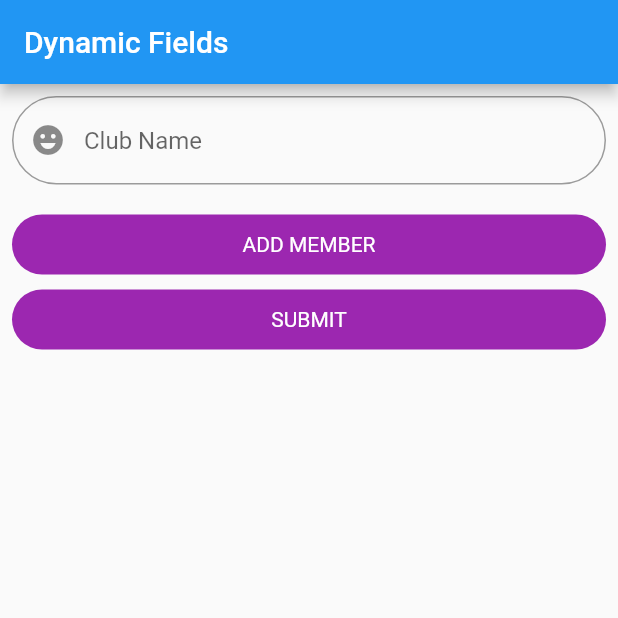
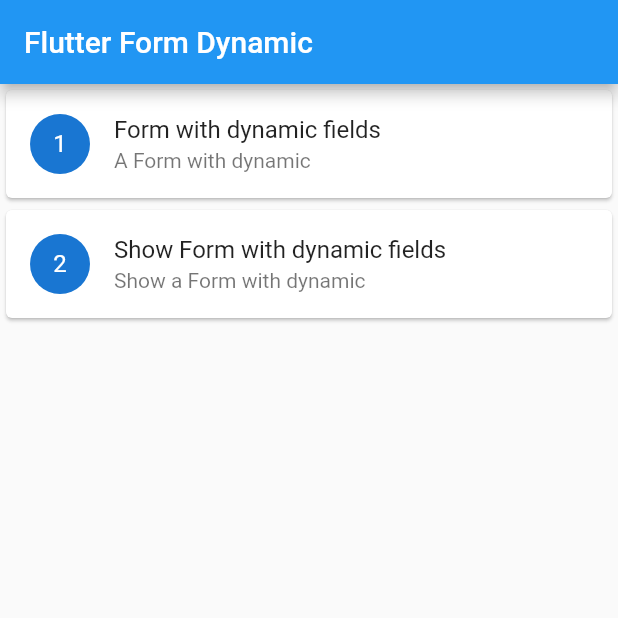
Before and after one commit to ArmChaisawatS/Club_Assignment, a Flutter app: the screen it shows after launch, on a phone screen of 412 x 824 dp, the top half of it. Run offline on Flutter 3.47's test engine with Material 2 defaults, Android fonts, the phone set to English and light mode, and no system bars; our stand-ins replace get.

```diff
--- a/lib/app_binding.dart
+++ b/lib/app_binding.dart
@@ -1,9 +1,9 @@
-import 'package:club_assignment/controllors/from_controllor.dart';
+import 'package:club_assignment/controllors/form_controllor.dart';
 import 'package:get/get.dart';
 
 class HomeBinding extends Bindings {
   @override
   void dependencies() {
-    Get.lazyPut(() => FormControllor());
+    Get.lazyPut(() => FormControllor(), fenix: true);
   }
 }
--- /dev/null
+++ b/lib/controllors/form_controllor.dart
@@ -0,0 +1,30 @@
+import 'package:club_assignment/models/club_model.dart';
+import 'package:club_assignment/models/form_model.dart';
+import 'package:get/get.dart';
+
+class FormControllor extends GetxController {
+  List<FormModel> forms = List<FormModel>.empty().obs;
+  List<ClubModel> clubs = List<ClubModel>.empty().obs;
+  List<MemberModel> members = List<MemberModel>.empty().obs;
+  List<HobbyModel> hobbys = List<HobbyModel>.empty().obs;
+
+  void addForm(FormModel form) {
+    forms.add(form);
+  }
+
+  void removeForm(int index) {
+    forms.removeAt(index);
+  }
+
+  void addClubname(ClubModel clubModel) {
+    clubs.add(clubModel);
+  }
+
+  void addMember(MemberModel memberModel) {
+    members.add(memberModel);
+  }
+
+  void addHobby(HobbyModel hobbyModel) {
+    hobbys.add(hobbyModel);
+  }
+}
--- a/lib/controllors/from_controllor.dart
+++ /dev/null
@@ -1,14 +0,0 @@
-import 'package:club_assignment/models/from_model.dart';
-import 'package:get/get.dart';
-
-class FormControllor extends GetxController {
-  List<FormModel> froms = List<FormModel>.empty().obs;
-
-  void addForm(FormModel form) {
-    froms.add(form);
-  }
-
-  void removeFrom(int index) {
-    froms.removeAt(index);
-  }
-}
--- a/lib/main.dart
+++ b/lib/main.dart
@@ -1,4 +1,4 @@
-import 'package:club_assignment/views/from_page.dart';
+import 'package:club_assignment/views/home_page.dart';
 import 'package:flutter/material.dart';
 import 'package:get/get.dart';
 import 'app_binding.dart';
@@ -19,7 +19,7 @@
       theme: ThemeData(
         primarySwatch: Colors.blue,
       ),
-      home: FromPage(),
+      home: MyHomePage(),
     );
   }
 }
--- a/lib/models/from_model.dart
+++ /dev/null
@@ -1,11 +0,0 @@
-import 'package:flutter/material.dart';
-
-class FormModel {
-  Widget formWidget;
-  List<Widget> hobbyWidget = [];
-
-  FormModel(
-    this.formWidget,
-    this.hobbyWidget,
-  );
-}
--- a/lib/models/list_model.dart
+++ /dev/null
@@ -1,6 +0,0 @@
-class ListModel {
-  String title;
-  String subtitle;
-
-  ListModel(this.title, this.subtitle);
-}
--- a/lib/views/from_page.dart
+++ /dev/null
@@ -1,121 +0,0 @@
-import 'package:club_assignment/controllors/from_controllor.dart';
-import 'package:club_assignment/models/from_model.dart';
-import 'package:club_assignment/widgets/from_widget.dart';
-import 'package:flutter/material.dart';
-import 'package:get/get.dart';
-
-class FromPage extends StatelessWidget {
-  FromPage({super.key});
-
-  final FormControllor fromControllor = Get.put(FormControllor());
-  final _fromkey = GlobalKey<FormState>();
-
-  @override
-  Widget build(BuildContext context) {
-    int indexMember = 0;
-    return Scaffold(
-      appBar: AppBar(
-        title: const Text("Dynamic Fields"),
-      ),
-      body: SingleChildScrollView(
-        child: Padding(
-          padding: const EdgeInsets.all(8.0),
-          child: Form(
-            key: _fromkey,
-            child: Column(
-              children: [
-                TextFormField(
-                  decoration: InputDecoration(
-                    prefixIcon: const Icon(Icons.emoji_emotions),
-                    hintText: "Club Name",
-                    border: OutlineInputBorder(
-                      borderRadius: BorderRadius.circular(30),
-                    ),
-                  ),
-                ),
-                const SizedBox(
-                  height: 10,
-                ),
-                GetX<FormControllor>(
-                  builder: (controller) {
-                    return ListView.builder(
-                      physics: const NeverScrollableScrollPhysics(),
-                      shrinkWrap: true,
-                      itemCount: controller.froms.length,
-                      itemBuilder: (context, index) {
-                        indexMember = index;
-                        return Column(
-                          children: [
-                            const SizedBox(height: 10),
-                            FromWidget(
-                              index: indexMember,
-                            ),
-                          ],
-                        );
-                      },
-                    );
-                  },
-                ),
-                const SizedBox(
-                  height: 10,
-                ),
-                InkWell(
-                  borderRadius: BorderRadius.circular(30),
-                  child: Container(
-                    padding: const EdgeInsets.all(8.0),
-                    decoration: BoxDecoration(
-                      borderRadius: BorderRadius.circular(30),
-                      color: Colors.purple,
-                    ),
-                    height: 40,
-                    child: const Center(
-                      child: Text(
-                        "ADD MEMBER",
-                        style: TextStyle(
-                          color: Colors.white,
-                        ),
-                      ),
-                    ),
-                  ),
-                  onTap: () {
-                    fromControllor.addForm(
-                      FormModel(
-                        FromWidget(
-                          index: indexMember,
-                        ),
-                        [],
-                      ),
-                    );
-                  },
-                ),
-                const SizedBox(
-                  height: 10,
-                ),
-                InkWell(
-                  borderRadius: BorderRadius.circular(30),
-                  child: Container(
-                    padding: const EdgeInsets.all(8.0),
-                    decoration: BoxDecoration(
-                      borderRadius: BorderRadius.circular(30),
-                      color: Colors.purple,
-                    ),
-                    height: 40,
-                    child: const Center(
-                      child: Text(
-                        "SUBMIT",
-                        style: TextStyle(
-                          color: Colors.white,
-                        ),
-                      ),
-                    ),
-                  ),
-                  onTap: () {},
-                )
-              ],
-            ),
-          ),
-        ),
-      ),
-    );
-  }
-}
--- /dev/null
+++ b/lib/views/home_page.dart
@@ -0,0 +1,50 @@
+import 'package:club_assignment/views/form_page.dart';
+import 'package:club_assignment/views/show_page.dart';
+import 'package:flutter/material.dart';
+
+class MyHomePage extends StatelessWidget {
+  MyHomePage({super.key});
+
+  final List<Widget> page = [
+    FormPage(),
+    ShowPage(),
+  ];
+  final List<String> title = [
+    "Form with dynamic fields",
+    "Show Form with dynamic fields"
+  ];
+  final List<String> subtitle = [
+    "A Form with dynamic",
+    "Show a Form with dynamic"
+  ];
+
+  @override
+  Widget build(BuildContext context) {
+    return Scaffold(
+      appBar: AppBar(
+        title: const Text("Flutter Form Dynamic"),
+      ),
+      body: ListView.builder(
+        shrinkWrap: true,
+        itemCount: page.length,
+        itemBuilder: (context, index) => Card(
+          child: ListTile(
+            leading: CircleAvatar(
+              child: Text("${index + 1}"),
+            ),
+            title: Text(title[index]),
+            subtitle: Text(subtitle[index]),
+            onTap: () {
+              Navigator.push(
+                context,
+                MaterialPageRoute(
+                  builder: (context) => page[index],
+                ),
+              );
+            },
+          ),
+        ),
+      ),
+    );
+  }
+}
```
Also changed, not shown: lib/models/club_model.dart (added, +17 -0 lines), lib/models/form_model.dart (added, +12 -0 lines), lib/views/form_page.dart (added, +149 -0 lines), lib/views/show_page.dart (added, +99 -0 lines), lib/widgets/form_widget.dart (renamed from lib/widgets/from_widget.dart, +44 -19 lines), lib/widgets/hobby_widget.dart (+30 -5 lines).
